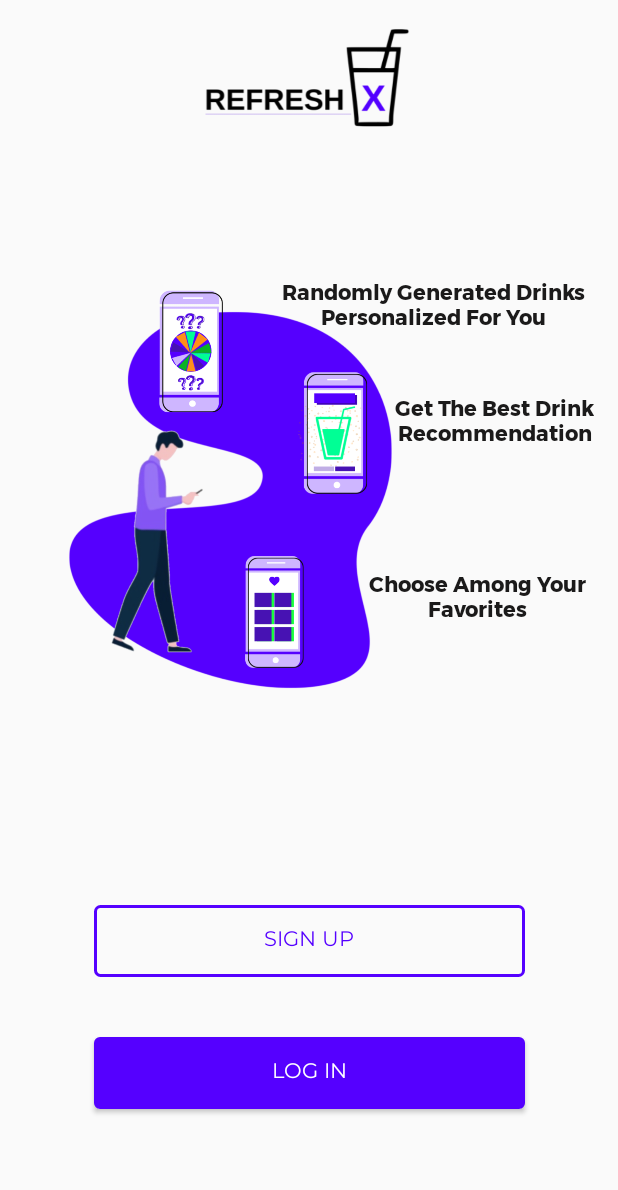
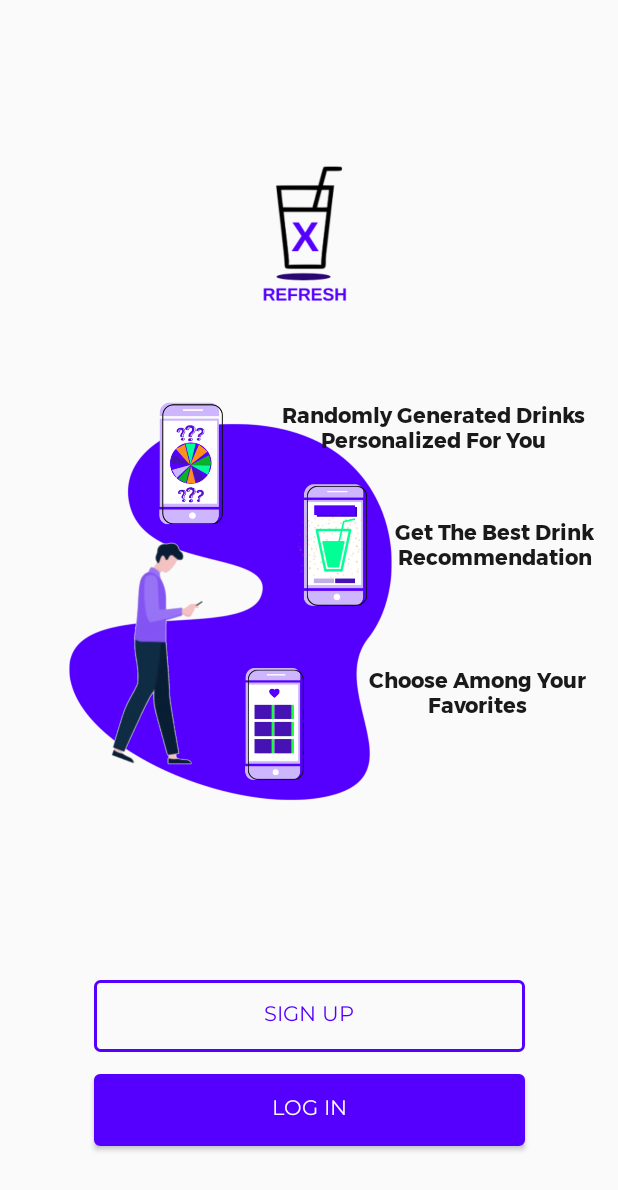
Before and after one commit to Halwahadi/RefreshX, an Android app: the screen it shows after launch (LandingPage), on a phone screen of 412 x 824 dp. Shown: the top 1190 px of the screen. Run offline under Robolectric (Android 15) with nearby library versions, the phone set to English and light mode, and no system bars.

Commit message:
updated logo

```diff
--- a/app/src/main/res/layout/activity_landing_page.xml
+++ b/app/src/main/res/layout/activity_landing_page.xml
@@ -8,69 +8,69 @@
 
     <ImageView
         android:id="@+id/logo"
-        android:layout_width="236dp"
-        android:layout_height="71dp"
-        android:layout_marginStart="88dp"
-        android:layout_marginTop="16dp"
-        android:layout_marginEnd="88dp"
-        android:layout_marginBottom="80dp"
-        android:src="@drawable/logo"
-        app:layout_constraintBottom_toTopOf="@+id/landingPageGraphic"
+        android:layout_width="249dp"
+        android:layout_height="352dp"
+        android:layout_marginStart="40dp"
+        android:layout_marginEnd="40dp"
+        android:layout_marginBottom="328dp"
+        app:layout_constraintBottom_toTopOf="@+id/registerButton"
         app:layout_constraintEnd_toEndOf="parent"
         app:layout_constraintStart_toStartOf="parent"
-        app:layout_constraintTop_toTopOf="parent" />
+        app:srcCompat="@drawable/purple_new_logo" />
 
     <ImageView
         android:id="@+id/landingPageGraphic"
         android:layout_width="303dp"
         android:layout_height="332dp"
         android:layout_marginStart="2dp"
-        android:layout_marginTop="80dp"
         android:layout_marginEnd="51dp"
+        android:layout_marginBottom="250dp"
+        app:layout_constraintBottom_toBottomOf="parent"
         app:layout_constraintEnd_toEndOf="parent"
         app:layout_constraintHorizontal_bias="0.0"
         app:layout_constraintStart_toStartOf="parent"
-        app:layout_constraintTop_toBottomOf="@+id/logo"
         app:srcCompat="@drawable/landing_page_graphic" />
 
     <TextView
         android:id="@+id/textView1"
         android:layout_width="214dp"
         android:layout_height="36dp"
-        android:layout_marginTop="96dp"
-        android:layout_marginEnd="16dp"
+        android:layout_marginStart="13dp"
+        android:layout_marginBottom="42dp"
         android:fontFamily="@font/montserrat_bold"
         android:gravity="center"
         android:text="Randomly Generated Drinks Personalized For You"
         android:textColor="@color/textColor"
+        app:layout_constraintBottom_toTopOf="@+id/textView2"
         app:layout_constraintEnd_toEndOf="parent"
-        app:layout_constraintTop_toBottomOf="@+id/logo" />
+        app:layout_constraintHorizontal_bias="0.913"
+        app:layout_constraintStart_toStartOf="parent" />
 
     <TextView
         android:id="@+id/textView2"
         android:layout_width="133dp"
         android:layout_height="37dp"
-        android:layout_marginTop="41dp"
         android:layout_marginEnd="16dp"
+        android:layout_marginBottom="61dp"
         android:fontFamily="@font/montserrat_bold"
         android:gravity="center"
         android:text="Get The Best Drink Recommendations"
         android:textColor="@color/textColor"
-        app:layout_constraintEnd_toEndOf="parent"
-        app:layout_constraintTop_toBottomOf="@+id/textView1" />
+        app:layout_constraintBottom_toTopOf="@+id/textView3"
+        app:layout_constraintEnd_toEndOf="parent" />
 
     <TextView
         android:id="@+id/textView3"
         android:layout_width="155dp"
         android:layout_height="35dp"
-        android:layout_marginTop="80dp"
         android:layout_marginEnd="16dp"
+        android:layout_marginBottom="176dp"
         android:fontFamily="@font/montserrat_bold"
         android:gravity="center"
         android:text="Choose Among Your Favorites"
         android:textColor="@color/textColor"
-        app:layout_constraintEnd_toEndOf="parent"
-        app:layout_constraintTop_toBottomOf="@+id/textView2" />
+        app:layout_constraintBottom_toTopOf="@+id/registerButton"
+        app:layout_constraintEnd_toEndOf="parent" />
 
     <Button
         android:id="@+id/registerButton"
--- a/app/src/main/res/layout/activity_splash_screen.xml
+++ b/app/src/main/res/layout/activity_splash_screen.xml
@@ -7,14 +7,6 @@
     tools:context=".SplashScreen"
     android:background="#f1f1f1" >
 
-
-    <ImageView
-        android:id="@+id/logo"
-        android:contentDescription="@string/app_name"
-        android:layout_width="wrap_content"
-        android:layout_height="wrap_content"
-        android:layout_centerInParent="true"
-        android:src="@drawable/logo" />
 
     <TextView
         android:layout_width="fill_parent"
@@ -26,4 +18,10 @@
         android:layout_alignParentBottom="true"
         android:text="@string/app_website" />
 
+    <ImageView
+        android:id="@+id/imageView2"
+        android:layout_width="match_parent"
+        android:layout_height="match_parent"
+        app:srcCompat="@drawable/purple_new_logo" />
+
 </RelativeLayout>
```
Also changed, not shown: app/src/main/res/drawable/purple_new_logo.png (renamed from app/src/main/res/drawable/purpleNewLogo.png).
